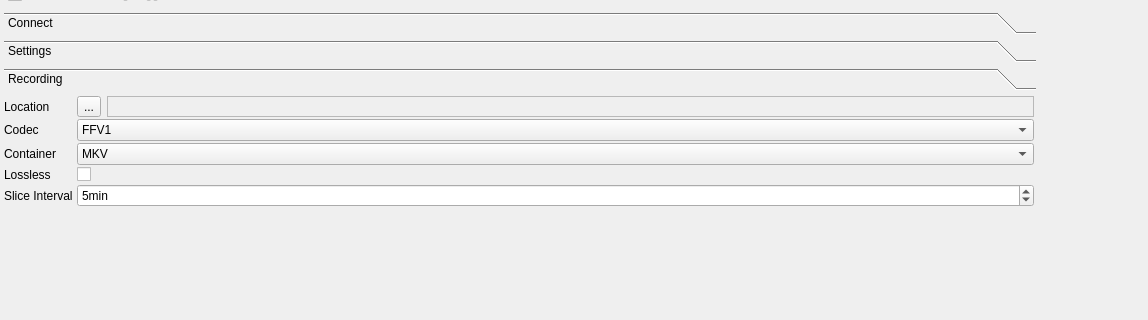
Old version of the form src/mainwindow.ui in the repository bothlab/pomidaq; both pictures show x 0 to 1148 and y 146 to 466 of the 1148 by 968 pixel window.
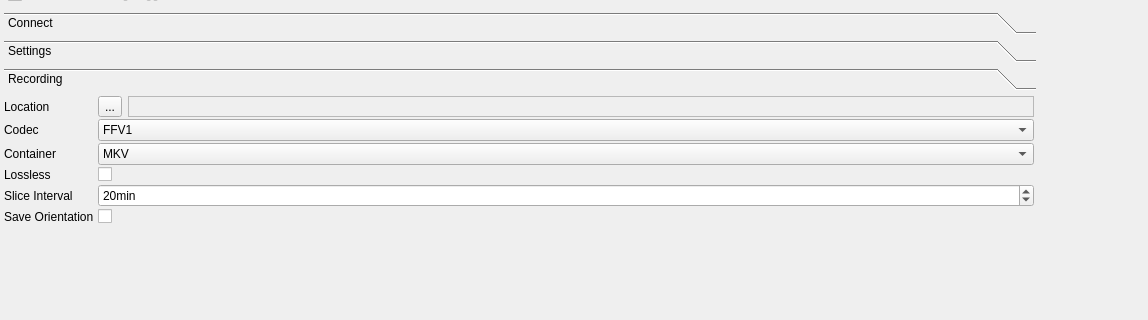
New version of the form. The open tabs and pages were chosen to show the change. Icons and pictures are not drawn. Custom widgets are drawn as their Qt base class.

Commit message: Allow saving of BNO orientation data

What changed in the file:
```diff
--- a/src/mainwindow.ui
+++ b/src/mainwindow.ui
@@ -906,10 +906,10 @@
                  <string>min</string>
                 </property>
                 <property name="maximum">
-                 <number>120</number>
+                 <number>360</number>
                 </property>
                 <property name="value">
-                 <number>5</number>
+                 <number>20</number>
                 </property>
                </widget>
               </item>
@@ -955,6 +955,16 @@
                 </layout>
                </widget>
               </item>
+              <item row="5" column="0">
+               <widget class="QLabel" name="saveOrientationLabel">
+                <property name="text">
+                 <string>Save Orientation</string>
+                </property>
+               </widget>
+              </item>
+              <item row="5" column="1">
+               <widget class="QCheckBox" name="saveOrientationCheckBox"/>
+              </item>
              </layout>
             </item>
            </layout>
```
The commit also changes 7 other files.
